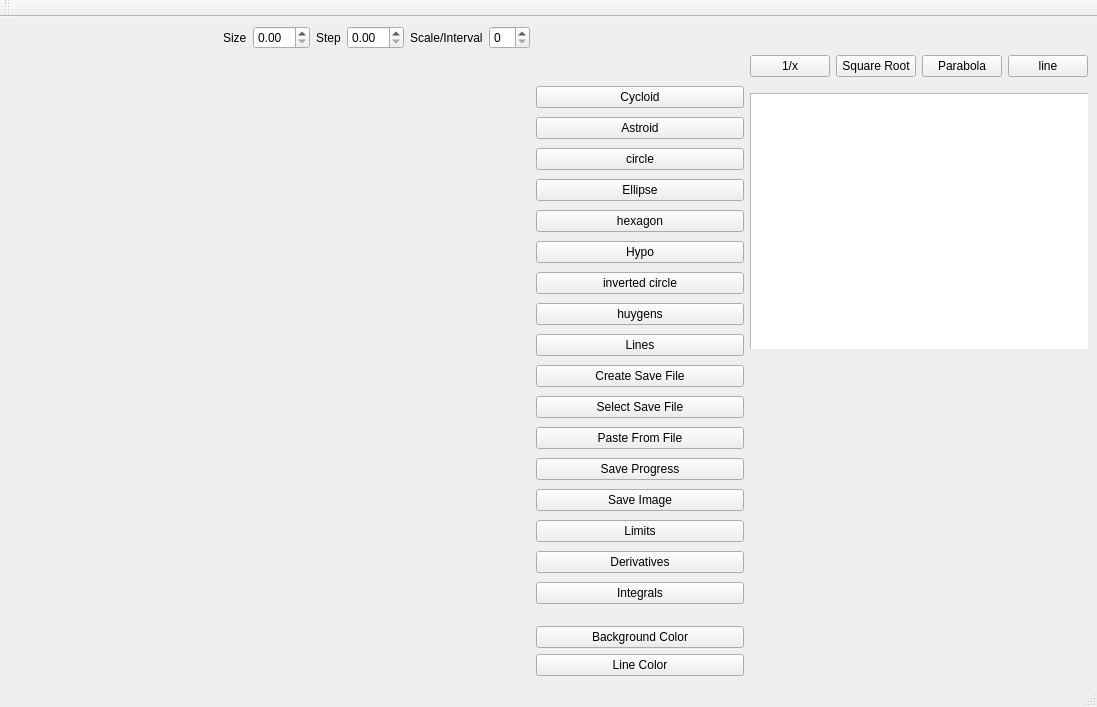
Old version of the form mainwindow.ui in the repository WSU-4110/Math_Scriptum.
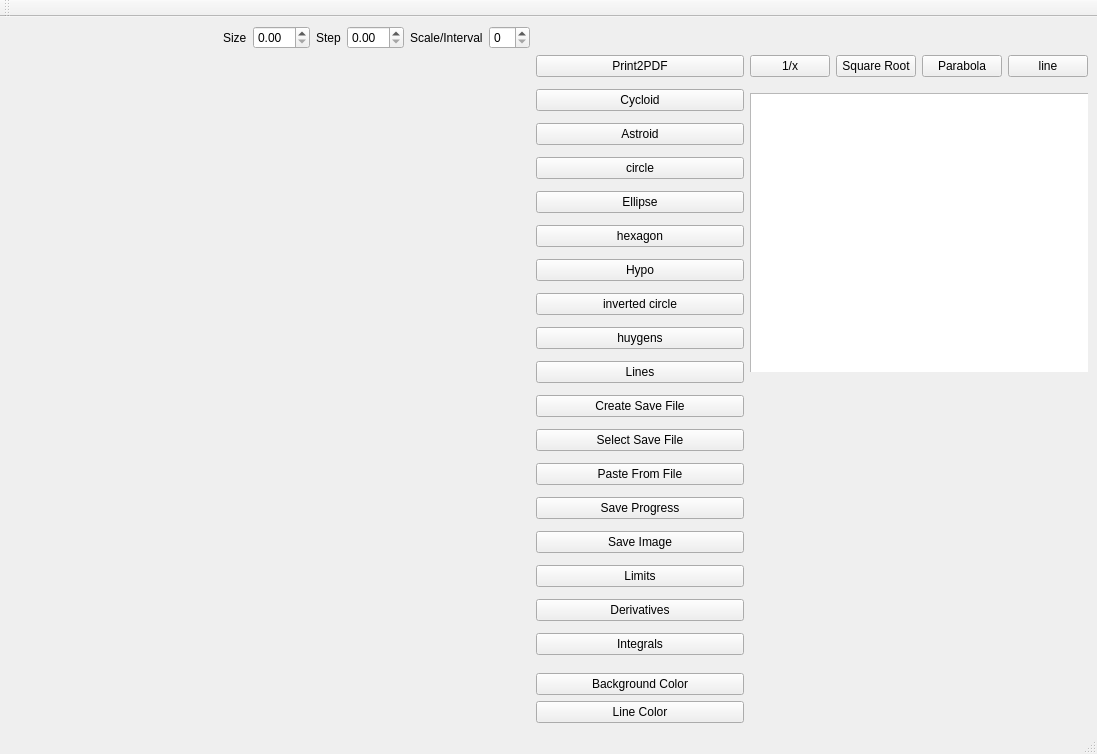
New version of the form. Custom widgets are drawn as their Qt base class.

Commit message: implement print to pdf graph does not work yet

Diff of the .ui file:
```diff
--- a/mainwindow.ui
+++ b/mainwindow.ui
@@ -7,7 +7,7 @@
     <x>0</x>
     <y>0</y>
     <width>1097</width>
-    <height>707</height>
+    <height>754</height>
    </rect>
   </property>
   <property name="windowTitle">
@@ -254,6 +254,13 @@
       </property>
      </widget>
     </item>
+    <item row="1" column="3">
+     <widget class="QPushButton" name="printButton">
+      <property name="text">
+       <string>Print2PDF</string>
+      </property>
+     </widget>
+    </item>
    </layout>
    <widget class="QWidget" name="layoutWidget">
     <property name="geometry">
```
Left out of the diff: 2 changed lines with no effect on the pictures. The commit also changes 5 other files.
